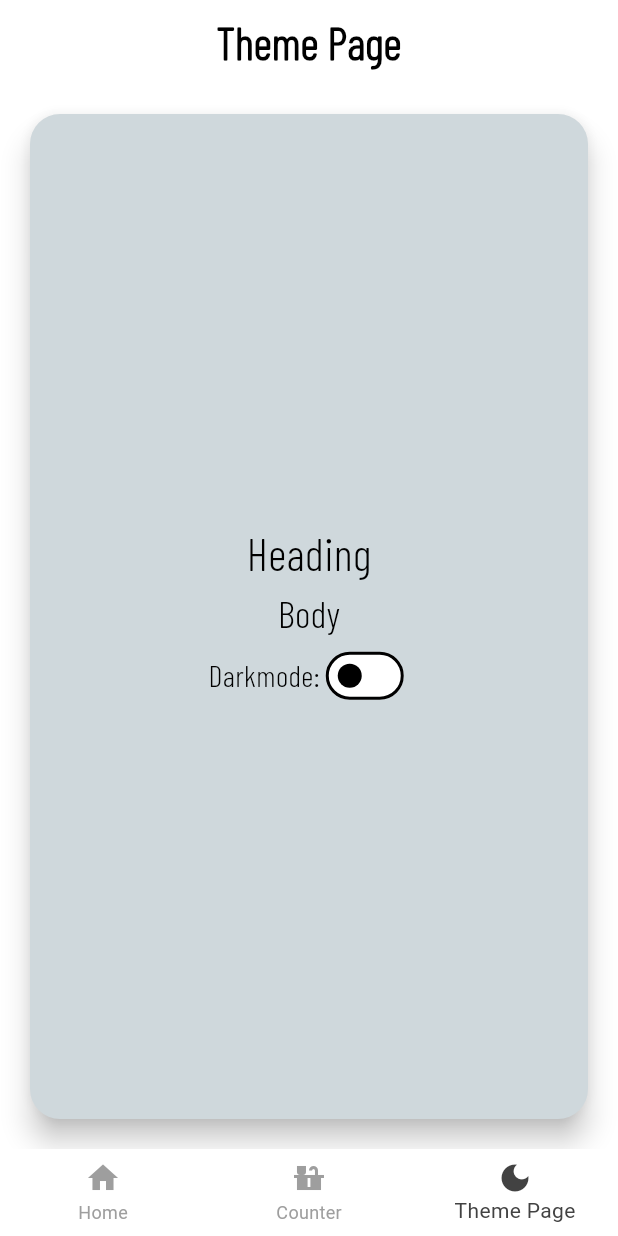
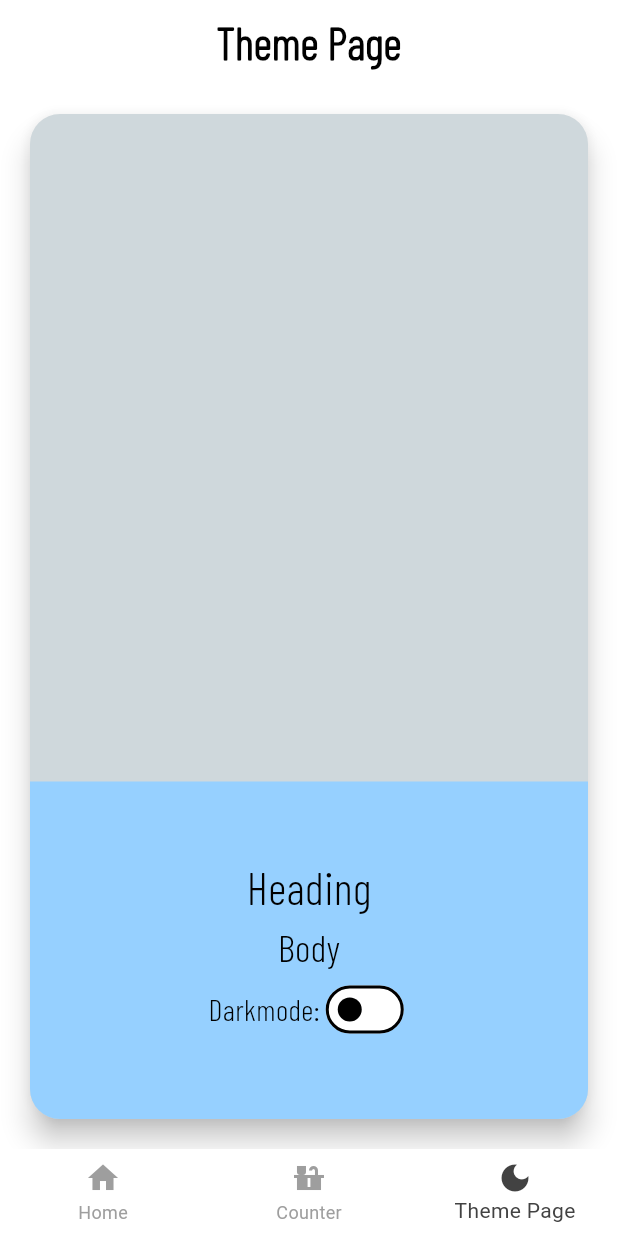
Before and after one commit to Tetoji/Flutter-Udemy-Course, a Flutter app: the screen it shows after launch, item 3 of the bottom bar chosen, on a phone screen of 412 x 824 dp. Run offline on Flutter 3.47's test engine with Material 3 defaults, Android fonts, the phone set to English and light mode, and no system bars; drawn by our look-alikes of auto_size_text.

Commit message:
color theme + Theme Page edit

```diff
--- a/udemy_app/lib/presentation/theme_animation/theme_animation_page.dart
+++ b/udemy_app/lib/presentation/theme_animation/theme_animation_page.dart
@@ -34,39 +34,62 @@ class ThemaAnimationPage extends StatelessWidget {
               color: Theme.of(context).colorScheme.onPrimary,
               child: ConstrainedBox(
                 constraints: const BoxConstraints(minWidth: double.infinity),
+                child: SizedBox(
+                  height: double.infinity,
+                  child: Stack(
+                    children: [
+                      Align(
+                        alignment: Alignment.bottomCenter,
+                        child: Container(
+                          decoration: BoxDecoration(
+                            borderRadius: BorderRadius.only(
+                              bottomLeft: Radius.circular(20),
+                              bottomRight: Radius.circular(20),
+                            ),
+                            color:
+                                Theme.of(context).appBarTheme.backgroundColor,
+                          ),
+                          height: 225,
                           child: Column(
                             mainAxisAlignment: MainAxisAlignment.center,
                             children: [
                               const Text(
                                 "Heading",
                                 style: TextStyle(
-                          fontFamily: 'BarlowCondensed', fontSize: 30),
+                                    fontFamily: 'BarlowCondensed',
+                                    fontSize: 30),
                               ),
-                    const Text(
-                      "Body",
+                              const Text("Body",
                                   style: TextStyle(
-                          fontFamily: 'BarlowCondensed', fontSize: 25),
-                    ),
+                                      fontFamily: 'BarlowCondensed',
+                                      fontSize: 25)),
                               Row(
                                 mainAxisAlignment: MainAxisAlignment.center,
                                 children: [
                                   const Text(
                                     "Darkmode:",
                                     style: TextStyle(
-                              fontFamily: 'BarlowCondensed', fontSize: 20),
+                                        fontFamily: 'BarlowCondensed',
+                                        fontSize: 20),
                                   ),
                                   Switch(
                                     value: themeService.isDarkModeOn,
                                     onChanged: (value) {
-                            Provider.of<ThemeService>(context,
-                                    listen:
-                                        false) //!Provider to invoke function
+                                      Provider.of<ThemeService>(
+                                        context,
+                                        listen: false,
+                                      ) //!Provider to invoke function
                                           .toggleTheme();
                                     },
                                   ),
                                 ],
-                    )
+                              ),
                             ],
+                          ),
+                        ),
+                      ),
+                    ],
+                  ),
                 ),
               ),
             ),
--- a/udemy_app/lib/theme.dart
+++ b/udemy_app/lib/theme.dart
@@ -8,7 +8,7 @@ class AppTheme {
   static final Color _lightPrimaryVariantColor = Colors.blueGrey.shade800;
   static final Color _lightOnPrimaryColor = Colors.blueGrey.shade100;
   static const Color _lightTextColorPrimary = Colors.black;
-  static const Color _appbarColorLight = Colors.blue;
+  static const Color _appbarColorLight = Color.fromARGB(255, 150, 208, 255);
   static final Color _lightSelectedIconColor = Colors.grey.shade800;
   static const Color _lightUnselectedIconColor = Colors.grey;
 
@@ -52,7 +52,7 @@ class AppTheme {
   static final ThemeData lightTheme = ThemeData(
       scaffoldBackgroundColor: _lightPrimaryColor,
       appBarTheme: const AppBarTheme(
-          color: _appbarColorLight,
+          backgroundColor: _appbarColorLight,
           iconTheme: IconThemeData(color: _iconColor)),
       bottomAppBarTheme: const BottomAppBarTheme(color: _appbarColorLight),
       colorScheme: ColorScheme.light(
@@ -69,7 +69,7 @@ class AppTheme {
   static final ThemeData darkTheme = ThemeData(
       scaffoldBackgroundColor: _darkPrimaryColor,
       appBarTheme: AppBarTheme(
-          color: _appbarColorDark,
+          backgroundColor: _appbarColorDark,
           iconTheme: const IconThemeData(color: _iconColor)),
       bottomAppBarTheme: BottomAppBarTheme(color: _appbarColorDark),
       colorScheme: ColorScheme.dark(
```
Lines whose indentation alone changed are shown as unchanged.
